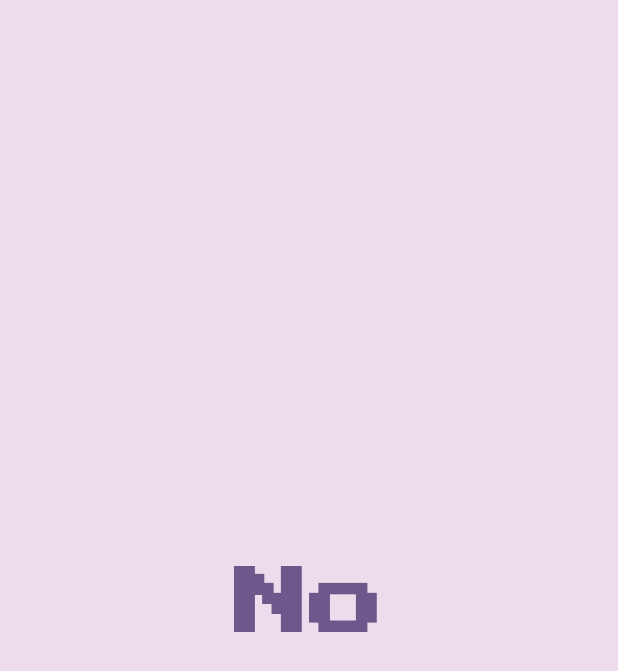
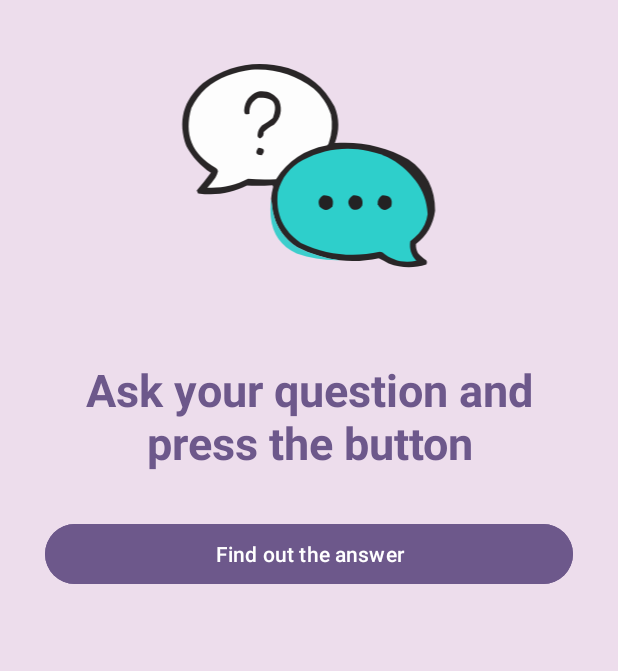
Before and after one commit to userlika/RandomApp, an Android app: the YesNoActivity screen opened directly, with no data from a screen before it, on a phone screen of 412 x 824 dp. Shown: the top 671 px of the screen. Run offline under Robolectric (Android 15) with nearby library versions, the phone set to English and light mode, and no system bars; Roboto replaces fonts that are not available here.

Commit message:
Added russian language and refactores yesno activity

```diff
--- a/app/build.gradle.kts
+++ b/app/build.gradle.kts
@@ -10,8 +10,8 @@ android {
         applicationId = "com.likabarken.randomapp"
         minSdk = 24
         targetSdk = 35
-        versionCode = 2
-        versionName = "1.1"
+        versionCode = 3
+        versionName = "1.2"
 
         testInstrumentationRunner = "androidx.test.runner.AndroidJUnitRunner"
     }
--- a/app/src/main/AndroidManifest.xml
+++ b/app/src/main/AndroidManifest.xml
@@ -29,6 +29,7 @@
             android:exported="false" />
         <activity
             android:name=".MainActivity"
+            android:theme="@style/Theme.RandomApp"
             android:exported="true">
             <intent-filter>
                 <action android:name="android.intent.action.MAIN" />
--- a/app/src/main/java/com/likabarken/randomapp/YesNoActivity.java
+++ b/app/src/main/java/com/likabarken/randomapp/YesNoActivity.java
@@ -2,6 +2,7 @@ package com.likabarken.randomapp;
 
 import android.os.Bundle;
 import android.view.View;
+import android.widget.Button;
 import android.widget.TextView;
 
 import androidx.activity.EdgeToEdge;
@@ -13,6 +14,9 @@ import androidx.core.view.WindowInsetsCompat;
 import java.util.Random;
 
 public class YesNoActivity extends AppCompatActivity {
+    TextView textViewRandomYesNo;
+    Button buttonAnswer;
+    private String yes, no, maybe;
 
     @Override
     protected void onCreate(Bundle savedInstanceState) {
@@ -25,21 +29,30 @@ public class YesNoActivity extends AppCompatActivity {
             return insets;
         });
 
-        String[] options = {"Yes", "No", "Maybe"};
+        initViews();
+
+        String[] options = {yes, no, maybe};
         Random randomIndex = new Random();
         int randomIntRange = randomIndex.nextInt(3);
 
-        TextView textViewRandomYesNo = findViewById(R.id.textViewRandomYesNo);
-
         textViewRandomYesNo.setText(options[randomIntRange]);
 
-        textViewRandomYesNo.setOnClickListener(new View.OnClickListener() {
+        buttonAnswer.setOnClickListener(new View.OnClickListener() {
             @Override
             public void onClick(View view) {
                 int randomIntRange = randomIndex.nextInt(3);
                 textViewRandomYesNo.setText(options[randomIntRange]);
+                textViewRandomYesNo.setVisibility(View.VISIBLE);
             }
         });
 
     }
+
+    private void initViews() {
+        textViewRandomYesNo = findViewById(R.id.textViewRandomYesNo);
+        buttonAnswer = findViewById(R.id.buttonAnswer);
+        yes = getString(R.string.yes);
+        no = getString(R.string.no);
+        maybe = getString(R.string.maybe);
+    }
 }
--- /dev/null
+++ b/app/src/main/res/drawable/question.xml
@@ -0,0 +1,39 @@
+<vector xmlns:android="http://schemas.android.com/apk/res/android"
+    android:width="456dp"
+    android:height="456dp"
+    android:viewportWidth="456"
+    android:viewportHeight="456">
+  <path
+      android:pathData="M271.5,367.5C250.56,364.76 230.56,358.59 211.5,349C192.97,337.11 181.47,320.27 177,298.5C176.09,292.37 175.26,286.37 174.5,280.5C174.96,274.75 175.96,269.08 177.5,263.5C177.17,262.83 176.83,262.17 176.5,261.5C164.53,262.35 152.53,262.52 140.5,262C118.71,272.89 95.71,276.56 71.5,273C70.83,271.67 70.17,270.33 69.5,269C76.56,260.94 83.23,252.61 89.5,244C74.88,234.38 63.38,221.88 55,206.5C42.41,171.35 50.25,141.51 78.5,117C114.99,91.03 154.99,84.03 198.5,96C227.94,105.11 249.77,123.28 264,150.5C271.09,167.63 271.26,184.8 264.5,202C301.55,199.34 336.22,207.01 368.5,225C393.81,242.45 406.31,266.61 406,297.5C403.44,316.96 394.44,332.62 379,344.5C378.74,349.07 379.74,353.4 382,357.5C385.39,361.39 389.22,364.73 393.5,367.5C394.83,369.5 394.83,371.5 393.5,373.5C375.71,379.18 358.04,378.68 340.5,372C335.95,369.23 331.29,366.73 326.5,364.5C308.34,368.49 290.01,369.49 271.5,367.5ZM338.5,221.5C373.12,231.96 392.79,255.12 397.5,291C397.41,295.07 396.74,298.9 395.5,302.5C394.72,284.67 388.89,268.67 378,254.5C367.37,240.37 354.21,229.37 338.5,221.5Z"
+      android:strokeAlpha="0.98"
+      android:fillColor="#242122"
+      android:fillAlpha="0.98"/>
+  <path
+      android:pathData="M146.5,98.5C179.32,96.39 208.65,105.22 234.5,125C245.86,135.03 254.03,147.19 259,161.5C261.64,175.11 260.64,188.44 256,201.5C255.52,203.48 254.35,204.81 252.5,205.5C221.94,211.26 198.27,227.1 181.5,253C168.31,253.79 155.14,253.62 142,252.5C123.93,261.81 104.76,265.98 84.5,265C88.71,260.45 92.55,255.62 96,250.5C97.59,247.83 98.75,244.99 99.5,242C99.36,239.85 98.36,238.18 96.5,237C62.7,217.9 51.2,189.73 62,152.5C72.82,130.68 89.66,115.51 112.5,107C123.67,102.94 135,100.11 146.5,98.5Z"
+      android:fillColor="#fdfdfd"/>
+  <path
+      android:pathData="M155.5,129.5C168.51,127.43 178.68,131.76 186,142.5C190.64,155.3 188.14,166.47 178.5,176C173.08,178.76 168.25,182.26 164,186.5C164.48,190.8 162.81,193.8 159,195.5C156.12,194.58 154.95,192.58 155.5,189.5C156.02,184.63 158.02,180.46 161.5,177C166.94,173.89 172.11,170.39 177,166.5C184.93,146.43 178.1,136.93 156.5,138C147.55,142.73 143.38,150.23 144,160.5C138.99,162.66 136.49,160.99 136.5,155.5C137.58,142.78 143.91,134.12 155.5,129.5Z"
+      android:fillColor="#282425"/>
+  <path
+      android:pathData="M156.5,208.5C164.82,208.99 166.49,212.49 161.5,219C153.09,218.81 151.42,215.31 156.5,208.5Z"
+      android:fillColor="#292526"/>
+  <path
+      android:pathData="M331.5,218.5C331.84,219.34 332.51,219.67 333.5,219.5C334.21,220.4 335.21,220.74 336.5,220.5C336.84,221.34 337.51,221.67 338.5,221.5C354.21,229.37 367.37,240.37 378,254.5C388.89,268.67 394.72,284.67 395.5,302.5C394.04,312.76 389.87,321.76 383,329.5C379.19,333.4 375.19,337.07 371,340.5C369.43,351.07 372.27,360.24 379.5,368C361.55,371.8 345.55,367.8 331.5,356C330.33,355.83 329.17,355.67 328,355.5C289.43,363.9 252.26,359.73 216.5,343C191.43,325.86 180.6,302.02 184,271.5C189.24,251.2 201.07,236.03 219.5,226C248.55,210.75 279.22,206.42 311.5,213C318.27,214.53 324.94,216.36 331.5,218.5Z"
+      android:strokeAlpha="0.998"
+      android:fillColor="#2fd0cc"
+      android:fillAlpha="0.998"/>
+  <path
+      android:pathData="M248.5,275.5C259.73,275.55 263.9,280.88 261,291.5C254.96,298.07 248.96,298.07 243,291.5C240.02,284.46 241.86,279.13 248.5,275.5Z"
+      android:fillColor="#232223"/>
+  <path
+      android:pathData="M290.5,275.5C301.03,275.2 305.2,280.2 303,290.5C299.47,296.18 294.64,297.68 288.5,295C281.32,287.61 281.99,281.11 290.5,275.5Z"
+      android:fillColor="#232223"/>
+  <path
+      android:pathData="M331.5,275.5C342.7,275.52 346.86,280.85 344,291.5C336.29,298.94 329.95,297.94 325,288.5C324.51,282.82 326.67,278.48 331.5,275.5Z"
+      android:fillColor="#232223"/>
+  <path
+      android:pathData="M174.5,280.5C175.26,286.37 176.09,292.37 177,298.5C181.47,320.27 192.97,337.11 211.5,349C230.56,358.59 250.56,364.76 271.5,367.5C250.58,368.01 230.24,364.84 210.5,358C188.73,347.86 176.56,330.69 174,306.5C173.33,297.81 173.49,289.14 174.5,280.5Z"
+      android:strokeAlpha="0.923"
+      android:fillColor="#2eccc9"
+      android:fillAlpha="0.923"/>
+</vector>
--- a/app/src/main/res/layout/activity_dice.xml
+++ b/app/src/main/res/layout/activity_dice.xml
@@ -5,6 +5,7 @@
     android:id="@+id/main"
     android:layout_width="match_parent"
     android:layout_height="match_parent"
+    android:background="@color/platinum"
     tools:context=".DiceActivity">
 
     <ImageView
--- a/app/src/main/res/layout/activity_heads_and_tails.xml
+++ b/app/src/main/res/layout/activity_heads_and_tails.xml
@@ -5,6 +5,7 @@
     android:id="@+id/main"
     android:layout_width="match_parent"
     android:layout_height="match_parent"
+    android:background="@color/platinum"
     tools:context=".HeadsAndTailsActivity">
 
     <ImageView
--- a/app/src/main/res/layout/activity_main.xml
+++ b/app/src/main/res/layout/activity_main.xml
@@ -6,6 +6,7 @@
     android:layout_width="match_parent"
     android:layout_height="match_parent"
     android:orientation="vertical"
+    android:background="@color/platinum"
     tools:context=".MainActivity">
 
     <TextView
--- a/app/src/main/res/layout/activity_random_number.xml
+++ b/app/src/main/res/layout/activity_random_number.xml
@@ -5,6 +5,7 @@
     android:id="@+id/main"
     android:layout_width="match_parent"
     android:layout_height="match_parent"
+    android:background="@color/platinum"
     tools:context=".RandomNumberActivity">
 
     <TextView
@@ -76,6 +77,7 @@
         android:layout_height="wrap_content"
         android:layout_marginTop="30dp"
         android:text="@string/btn_generate_random_number"
+        android:backgroundTint="@color/dark_lavender"
         app:layout_constraintEnd_toEndOf="parent"
         app:layout_constraintStart_toStartOf="parent"
         app:layout_constraintTop_toBottomOf="@+id/editTextNumberFrom" />
--- a/app/src/main/res/layout/activity_spin_the_bottle.xml
+++ b/app/src/main/res/layout/activity_spin_the_bottle.xml
@@ -5,6 +5,7 @@
     android:id="@+id/main"
     android:layout_width="match_parent"
     android:layout_height="match_parent"
+    android:background="@color/platinum"
     tools:context=".SpinTheBottleActivity">
 
     <ImageView
--- a/app/src/main/res/layout/activity_yes_no.xml
+++ b/app/src/main/res/layout/activity_yes_no.xml
@@ -8,17 +8,51 @@
     android:background="@color/platinum"
     tools:context=".YesNoActivity">
 
+    <ImageView
+        android:id="@+id/imageViewQuestion"
+        android:layout_width="match_parent"
+        android:layout_height="215dp"
+        android:contentDescription="@string/ask_your_question"
+        app:layout_constraintTop_toTopOf="parent"
+        app:srcCompat="@drawable/question"
+        app:layout_constraintStart_toStartOf="parent"
+        app:layout_constraintEnd_toEndOf="parent"/>
+
+    <TextView
+        android:id="@+id/textViewLabelQuestion"
+        android:layout_width="match_parent"
+        android:layout_height="wrap_content"
+        android:text="@string/ask_your_question"
+        android:textAlignment="center"
+        android:layout_margin="24dp"
+        android:textSize="30sp"
+        android:textStyle="bold"
+        android:textColor="@color/dark_lavender"
+        app:layout_constraintEnd_toEndOf="parent"
+        app:layout_constraintStart_toStartOf="parent"
+        app:layout_constraintTop_toBottomOf="@+id/imageViewQuestion"/>
+
+    <Button
+        android:id="@+id/buttonAnswer"
+        android:layout_width="match_parent"
+        android:layout_height="wrap_content"
+        android:text="@string/find_out_the_answer"
+        android:backgroundTint="@color/dark_lavender"
+        android:layout_margin="30dp"
+        app:layout_constraintTop_toBottomOf="@+id/textViewLabelQuestion"/>
+
     <TextView
         android:id="@+id/textViewRandomYesNo"
-        android:layout_width="wrap_content"
+        android:layout_width="match_parent"
         android:layout_height="wrap_content"
         android:fontFamily="@font/press_start_2p"
         android:textColor="@color/dark_lavender"
         android:textSize="50sp"
         android:textStyle="bold"
-        app:layout_constraintBottom_toBottomOf="parent"
-        app:layout_constraintEnd_toEndOf="parent"
-        app:layout_constraintStart_toStartOf="parent"
-        app:layout_constraintTop_toTopOf="parent"
+        android:textAlignment="center"
+        android:visibility="invisible"
+        android:layout_margin="@android:dimen/app_icon_size"
+        app:layout_constraintTop_toBottomOf="@+id/buttonAnswer"
         tools:text="Yes" />
+
 </androidx.constraintlayout.widget.ConstraintLayout>
--- a/app/src/main/res/values-night/themes.xml
+++ b/app/src/main/res/values-night/themes.xml
@@ -3,5 +3,6 @@
     <style name="Base.Theme.RandomApp" parent="Theme.Material3.DayNight.NoActionBar">
         <!-- Customize your dark theme here. -->
         <item name="colorPrimary">@color/dark_lavender</item>
+        <item name="android:statusBarColor">@color/liberty</item>
     </style>
 </resources>
--- a/app/src/main/res/values/strings.xml
+++ b/app/src/main/res/values/strings.xml
@@ -17,4 +17,9 @@
     <string name="dice_5">Dice 5</string>
     <string name="dice_6">Dice 6</string>
     <string name="bottle">Bottle</string>
+    <string name="yes">Yes</string>
+    <string name="no">No</string>
+    <string name="maybe">Maybe</string>
+    <string name="ask_your_question">Ask your question and press the button</string>
+    <string name="find_out_the_answer">Find out the answer</string>
 </resources>
--- a/app/src/main/res/values/themes.xml
+++ b/app/src/main/res/values/themes.xml
@@ -3,6 +3,7 @@
     <style name="Base.Theme.RandomApp" parent="Theme.Material3.DayNight.NoActionBar">
         <!-- Customize your light theme here. -->
         <item name="colorPrimary">@color/platinum</item>
+        <item name="android:statusBarColor">@color/liberty</item>
     </style>
 
     <style name="Theme.RandomApp" parent="Base.Theme.RandomApp" />
```
Also changed, not shown: 1 other file.
